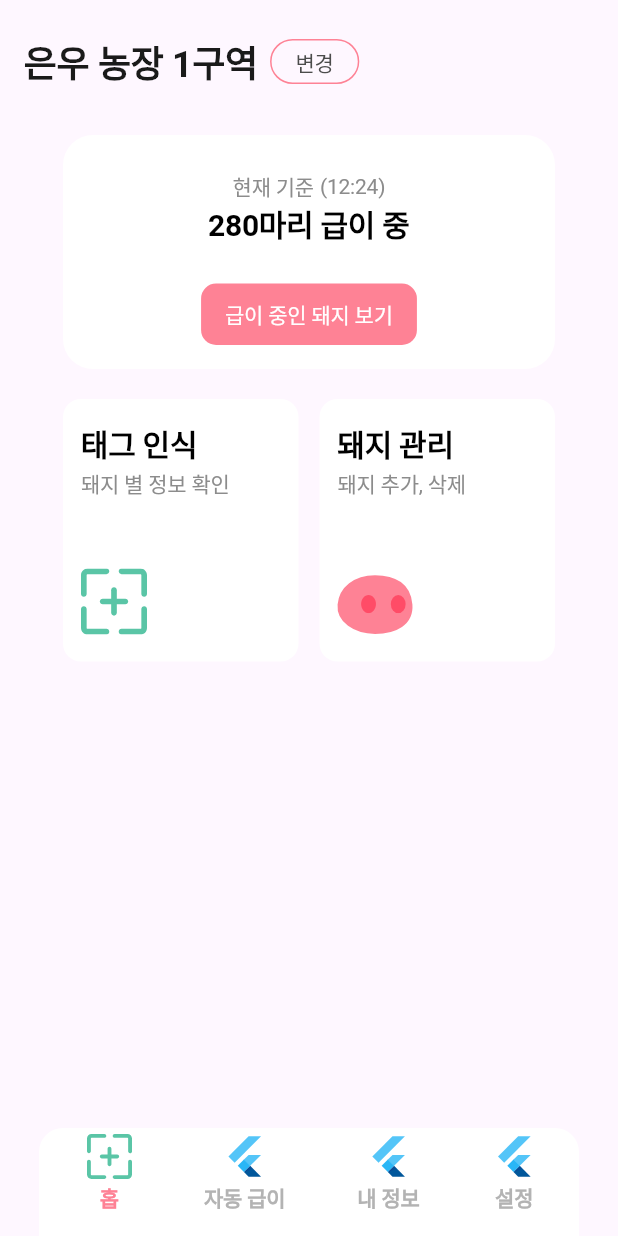
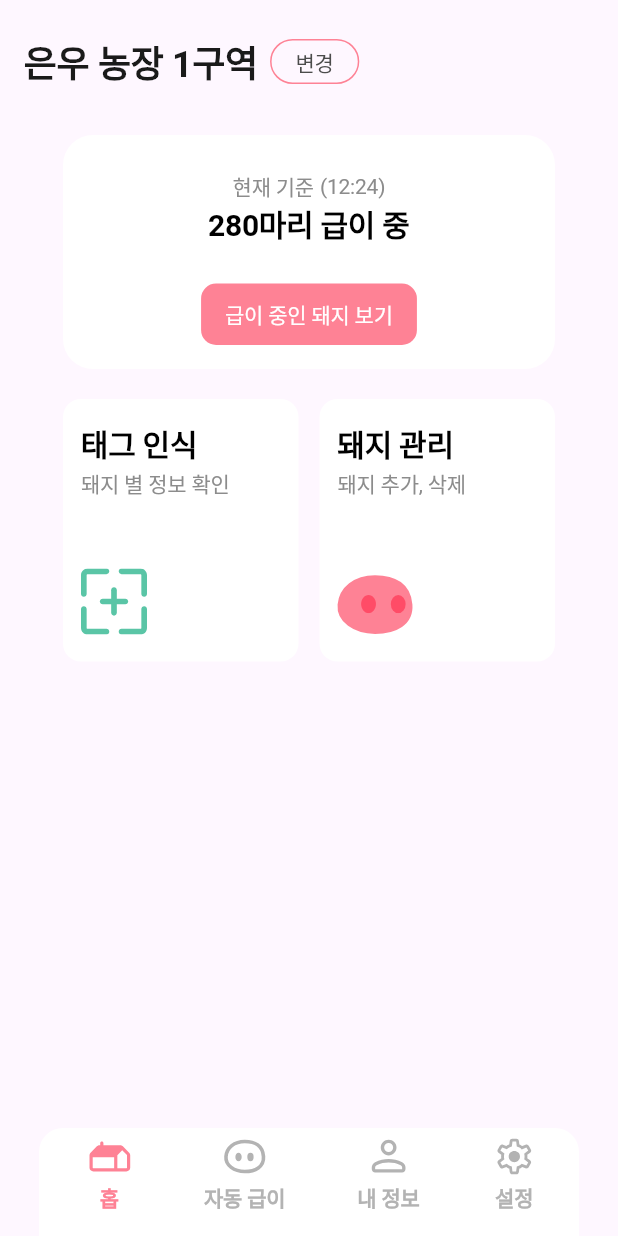
Before and after one commit to suye0n6/Pigsave, a Flutter app: the HomeScreen screen opened directly, on a phone screen of 412 x 824 dp. Run offline on Flutter 3.47's test engine with Material 3 defaults, Android fonts, the phone set to English and light mode, and no system bars; our stand-ins replace flutter_svg; Roboto replaces fonts that are missing (Pretendard).

Commit message:
FIX : 아이콘 수정

```diff
--- a/lib/screen/Home.dart
+++ b/lib/screen/Home.dart
@@ -503,7 +503,7 @@ class _NavbarState extends State<Navbar> {
                               clipBehavior: Clip.antiAlias,
                               decoration: BoxDecoration(),
                               child: SvgPicture.asset(
-                                'assets/images/scan.svg',
+                                'assets/images/gite.svg',
                               ), //로고 삽입
                             ),
                             const SizedBox(height: 4),
@@ -533,7 +533,9 @@ class _NavbarState extends State<Navbar> {
                               height: 30,
                               clipBehavior: Clip.antiAlias,
                               decoration: BoxDecoration(),
-                              child: FlutterLogo(), //로고 삽입
+                              child: SvgPicture.asset(
+                                'assets/images/pig_nose.svg',
+                              ), //로고 삽입
                             ),
                             const SizedBox(height: 4),
                             Text(
@@ -563,7 +565,9 @@ class _NavbarState extends State<Navbar> {
                               height: 30,
                               clipBehavior: Clip.antiAlias,
                               decoration: BoxDecoration(),
-                              child: FlutterLogo(), //로고 삽입
+                              child: SvgPicture.asset(
+                                'assets/images/person.svg',
+                              ), //로고 삽입
                             ),
                             const SizedBox(height: 4),
                             Text(
@@ -593,7 +597,9 @@ class _NavbarState extends State<Navbar> {
                               height: 30,
                               clipBehavior: Clip.antiAlias,
                               decoration: BoxDecoration(),
-                              child: FlutterLogo(), //로고 삽입
+                              child: SvgPicture.asset(
+                                'assets/images/settings.svg',
+                              ), //로고 삽입
                             ),
                             const SizedBox(height: 4),
                             Text(
```
